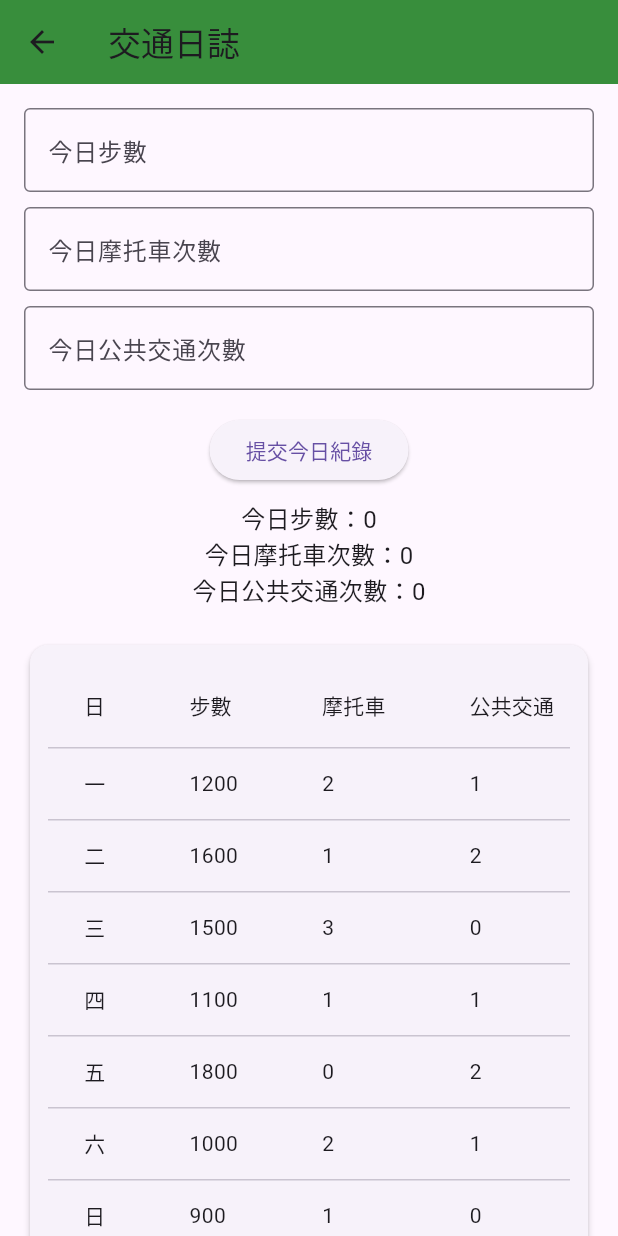
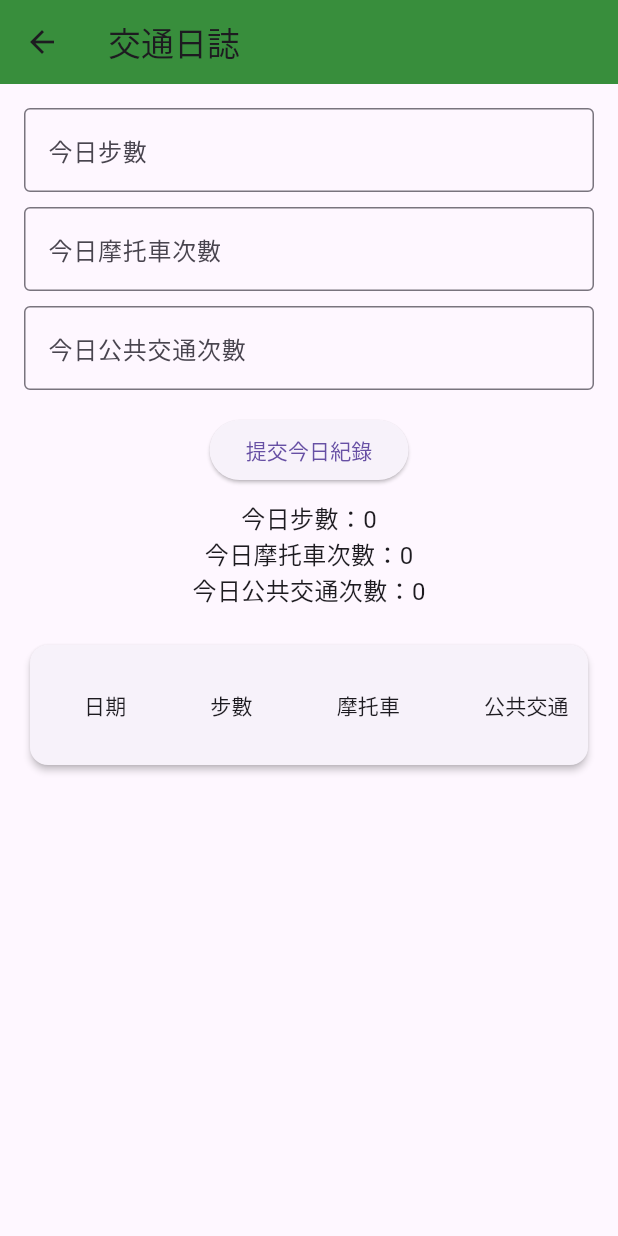
Before and after one commit to RexWei1016/NSYSU_Q_Form, a Flutter app: the TransportPage screen opened by its route, on a phone screen of 412 x 824 dp. Run offline on Flutter 3.47's test engine with Material 3 defaults, Android fonts, the light colour scheme and no system bars; our stand-ins replace shared_preferences, sqflite; accounts and stored records are empty.

Commit message:
+) 完成'購餐紀錄'、'交通紀錄'之SQL建置、畫面初始化

```diff
--- a/lib/main.dart
+++ b/lib/main.dart
@@ -1,4 +1,6 @@
 import 'package:flutter/material.dart';
+import 'package:nsysu_q_form/viewmodels/food_record_view_model.dart';
+import 'package:nsysu_q_form/viewmodels/transport_view_model.dart';
 import 'package:nsysu_q_form/views/food_record_page.dart';
 import 'package:provider/provider.dart';
 import 'views/home_page.dart';
@@ -14,6 +16,8 @@ void main() {
       providers: [
         ChangeNotifierProvider(create: (_) => HomeViewModel()),
         ChangeNotifierProvider(create: (_) => ProfileViewModel()),
+        ChangeNotifierProvider(create: (_) => TransportViewModel()),
+        ChangeNotifierProvider(create: (_) => FoodRecordViewModel()),
       ],
       child: const MyApp(),
     ),
--- /dev/null
+++ b/lib/models/transport_record.dart
@@ -0,0 +1,29 @@
+class TransportRecord {
+  final String date;
+  final int steps;
+  final int bike;
+  final int publicTransport;
+
+  TransportRecord({
+    required this.date,
+    required this.steps,
+    required this.bike,
+    required this.publicTransport,
+  });
+
+  Map<String, dynamic> toMap() => {
+    'date': date,
+    'steps': steps,
+    'bike': bike,
+    'public': publicTransport,
+  };
+
+  factory TransportRecord.fromMap(Map<String, dynamic> map) {
+    return TransportRecord(
+      date: map['date'],
+      steps: map['steps'],
+      bike: map['bike'],
+      publicTransport: map['public'],
+    );
+  }
+}
--- a/lib/views/home_page.dart
+++ b/lib/views/home_page.dart
@@ -48,7 +48,7 @@ class HomePage extends StatelessWidget {
           const Expanded(
             child: Center(
               child: Text(
-                '這裡可以顯示圖表、紀錄摘要等等',
+                '這裡...可以顯示圖表、紀錄摘要等等 (預計)',
                 style: TextStyle(fontSize: 18, color: Colors.grey),
               ),
             ),
--- a/lib/views/profile_page.dart
+++ b/lib/views/profile_page.dart
@@ -96,7 +96,7 @@ class _ProfilePageState extends State<ProfilePage> {
     '數位與永續金融研究所',
     '其他' // 您要求的 "其他" 選項
   ];
-  final List<String> grades = ['大一', '大二', '大三', '大四', '碩一', '碩二'];
+  final List<String> grades = ['大一', '大二', '大三', '大四', '碩一', '碩二', '博班'];
   final List<String> birthYears = [
     for (int y = 1980; y <= DateTime
         .now()
--- a/lib/views/transport_page.dart
+++ b/lib/views/transport_page.dart
@@ -1,5 +1,8 @@
-//  lib/views/transport_page.dart
+// transport_page.dart (View)
 import 'package:flutter/material.dart';
+import 'package:provider/provider.dart';
+import '../viewmodels/transport_view_model.dart';
+import '../models/transport_record.dart';
 
 class TransportPage extends StatefulWidget {
   const TransportPage({super.key});
@@ -9,35 +12,20 @@ class TransportPage extends StatefulWidget {
 }
 
 class _TransportPageState extends State<TransportPage> {
-  final TextEditingController stepsController = TextEditingController();
-  final TextEditingController bikeController = TextEditingController();
-  final TextEditingController publicTransportController = TextEditingController();
+  final stepsController = TextEditingController();
+  final bikeController = TextEditingController();
+  final publicController = TextEditingController();
 
-  int todaySteps = 0;
-  int todayBike = 0;
-  int todayPublic = 0;
-
-  // 假設一週的資料（可改成從資料庫讀取）
-  final List<Map<String, dynamic>> weekData = [
-    {'day': '一', 'steps': 1200, 'bike': 2, 'public': 1},
-    {'day': '二', 'steps': 1600, 'bike': 1, 'public': 2},
-    {'day': '三', 'steps': 1500, 'bike': 3, 'public': 0},
-    {'day': '四', 'steps': 1100, 'bike': 1, 'public': 1},
-    {'day': '五', 'steps': 1800, 'bike': 0, 'public': 2},
-    {'day': '六', 'steps': 1000, 'bike': 2, 'public': 1},
-    {'day': '日', 'steps': 900,  'bike': 1, 'public': 0},
-  ];
-
-  void submitTodayRecord() {
-    setState(() {
-      todaySteps = int.tryParse(stepsController.text) ?? 0;
-      todayBike = int.tryParse(bikeController.text) ?? 0;
-      todayPublic = int.tryParse(publicTransportController.text) ?? 0;
-    });
+  @override
+  void initState() {
+    super.initState();
+    Future.microtask(() => context.read<TransportViewModel>().loadWeeklyData());
   }
 
   @override
   Widget build(BuildContext context) {
+    final vm = context.watch<TransportViewModel>();
+
     return Scaffold(
       appBar: AppBar(
         title: const Text('交通日誌'),
@@ -47,44 +35,39 @@ class _TransportPageState extends State<TransportPage> {
         padding: const EdgeInsets.all(16),
         child: Column(
           children: [
-            // 🔼 輸入區提前
             TextField(
               controller: stepsController,
-              decoration: const InputDecoration(
-                labelText: '今日步數',
-                border: OutlineInputBorder(),
-              ),
+              decoration: const InputDecoration(labelText: '今日步數', border: OutlineInputBorder()),
               keyboardType: TextInputType.number,
             ),
             const SizedBox(height: 10),
             TextField(
               controller: bikeController,
-              decoration: const InputDecoration(
-                labelText: '今日摩托車次數',
-                border: OutlineInputBorder(),
-              ),
+              decoration: const InputDecoration(labelText: '今日摩托車次數', border: OutlineInputBorder()),
               keyboardType: TextInputType.number,
             ),
             const SizedBox(height: 10),
             TextField(
-              controller: publicTransportController,
-              decoration: const InputDecoration(
-                labelText: '今日公共交通次數',
-                border: OutlineInputBorder(),
-              ),
+              controller: publicController,
+              decoration: const InputDecoration(labelText: '今日公共交通次數', border: OutlineInputBorder()),
               keyboardType: TextInputType.number,
             ),
             const SizedBox(height: 16),
             ElevatedButton(
-              onPressed: submitTodayRecord,
+              onPressed: () {
+                final steps = int.tryParse(stepsController.text) ?? 0;
+                final bike = int.tryParse(bikeController.text) ?? 0;
+                final pub = int.tryParse(publicController.text) ?? 0;
+                final today = DateTime.now().toIso8601String().substring(0, 10);
+                vm.submitToday(today, steps, bike, pub);
+              },
               child: const Text('提交今日紀錄'),
             ),
             const SizedBox(height: 10),
-            Text('今日步數：$todaySteps', style: const TextStyle(fontSize: 16)),
-            Text('今日摩托車次數：$todayBike', style: const TextStyle(fontSize: 16)),
-            Text('今日公共交通次數：$todayPublic', style: const TextStyle(fontSize: 16)),
+            Text('今日步數：${vm.todaySteps}', style: const TextStyle(fontSize: 16)),
+            Text('今日摩托車次數：${vm.todayBike}', style: const TextStyle(fontSize: 16)),
+            Text('今日公共交通次數：${vm.todayPublic}', style: const TextStyle(fontSize: 16)),
             const SizedBox(height: 20),
-            // ⬇️ 一週統計表格
             Card(
               elevation: 2,
               child: Padding(
@@ -93,19 +76,17 @@ class _TransportPageState extends State<TransportPage> {
                   scrollDirection: Axis.horizontal,
                   child: DataTable(
                     columns: const [
-                      DataColumn(label: Text('日')),
+                      DataColumn(label: Text('日期')),
                       DataColumn(label: Text('步數')),
                       DataColumn(label: Text('摩托車')),
                       DataColumn(label: Text('公共交通')),
                     ],
-                    rows: weekData.map((day) {
-                      return DataRow(cells: [
-                        DataCell(Text(day['day'])),
-                        DataCell(Text('${day['steps']}')),
-                        DataCell(Text('${day['bike']}')),
-                        DataCell(Text('${day['public']}')),
-                      ]);
-                    }).toList(),
+                    rows: vm.weeklyRecords.map((e) => DataRow(cells: [
+                      DataCell(Text(e.date.substring(5))),
+                      DataCell(Text('${e.steps}')),
+                      DataCell(Text('${e.bike}')),
+                      DataCell(Text('${e.publicTransport}')),
+                    ])).toList(),
                   ),
                 ),
               ),
--- a/pubspec.yaml
+++ b/pubspec.yaml
@@ -33,6 +33,9 @@ dependencies:
   provider: ^6.1.1
   shared_preferences: ^2.2.2
   uuid: ^4.2.2
+  sqflite: ^2.3.2
+  path: ^1.8.3
+  intl: ^0.18.1
   # The following adds the Cupertino Icons font to your application.
   # Use with the CupertinoIcons class for iOS style icons.
   cupertino_icons: ^1.0.8
```
Also changed, not shown: lib/models/food_record.dart (added, +19 -0 lines), lib/services/food_db_service.dart (added, +44 -0 lines), lib/services/transport_db_service.dart (added, +57 -0 lines), lib/viewmodels/food_record_view_model.dart (added, +44 -0 lines), lib/viewmodels/transport_view_model.dart (added, +31 -0 lines), lib/views/food_record_page.dart (+69 -45 lines), pubspec.lock, 1 other file.
